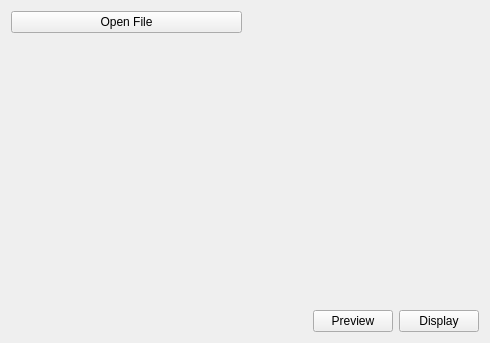
Above: src/qt/design-files/image.ui from CountRucula/matrix-app before the change. Below: the same form after it.
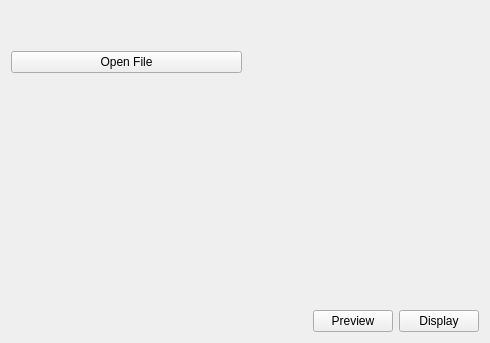
That is the form after the change.

The edit to the form file:
```diff
--- a/src/qt/design-files/image.ui
+++ b/src/qt/design-files/image.ui
@@ -14,6 +14,22 @@
    <string>Form</string>
   </property>
   <layout class="QVBoxLayout" name="verticalLayout">
+   <item>
+    <spacer name="verticalSpacer">
+     <property name="orientation">
+      <enum>Qt::Orientation::Vertical</enum>
+     </property>
+     <property name="sizeType">
+      <enum>QSizePolicy::Policy::Fixed</enum>
+     </property>
+     <property name="sizeHint" stdset="0">
+      <size>
+       <width>20</width>
+       <height>40</height>
+      </size>
+     </property>
+    </spacer>
+   </item>
    <item>
     <layout class="QHBoxLayout" name="horizontalLayout">
      <item>
```
